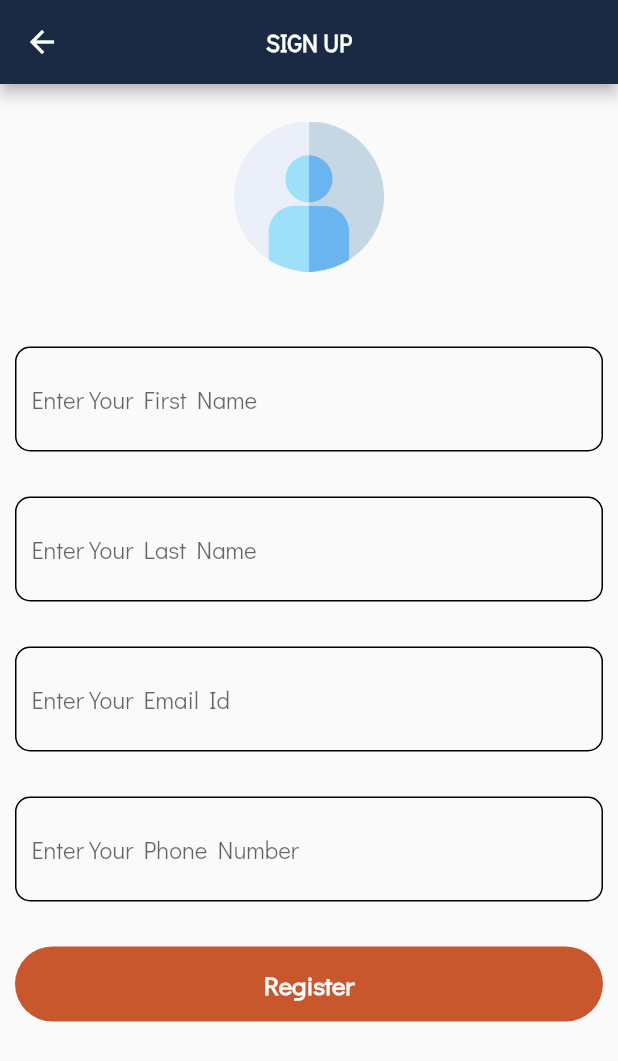
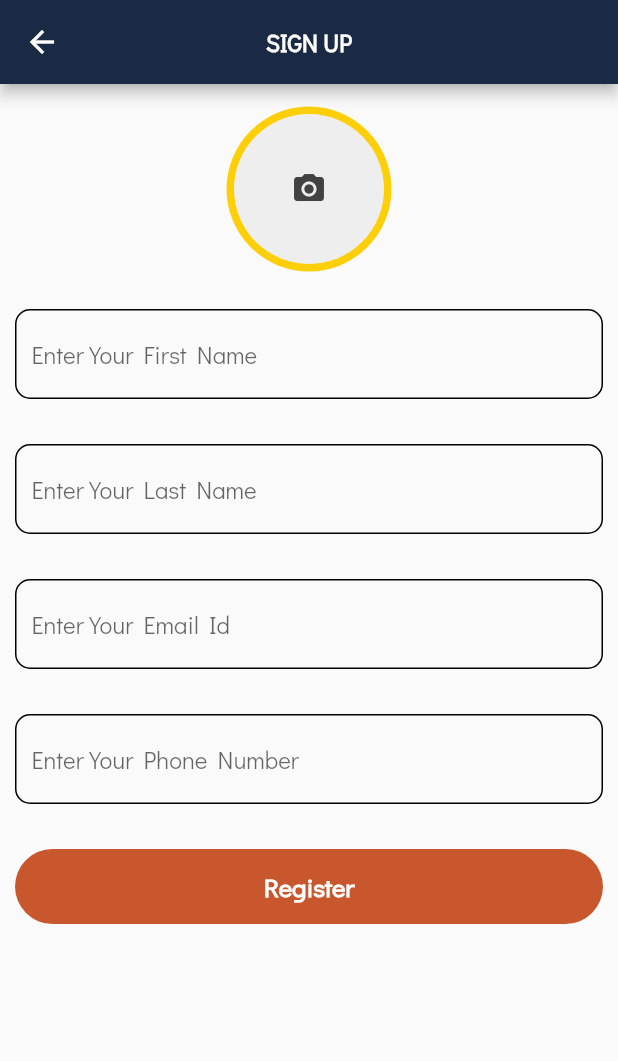
Before and after one commit to Shubham1219/Flutter-Demo, a Flutter app: the SignUpScreen screen opened directly, on a phone screen of 412 x 824 dp. Shown: the top 1061 px of the screen. Run offline on Flutter 3.47's test engine with Material 2 defaults, Android fonts, the phone set to English and light mode, and no system bars; our stand-ins replace cached_network_image, carousel_slider, fluttertoast, get_it, image_picker, infinite_scroll_pagination and 2 more; accounts and stored records are empty; network calls fail.

```diff
--- a/lib/bloc/home_bloc.dart
+++ b/lib/bloc/home_bloc.dart
@@ -15,7 +15,7 @@ class HomeBloc extends BaseBloc{
     if (await isConnectedToInternet()) {
       Response response = await _repo.getImage(count);
       //timer is used to show shimmer animation to little longer
-      Timer(Duration(seconds: 2),
+      Timer(Duration(seconds: 5),
               ()=>
               streamController.add(response)
       );
--- a/lib/screens/SignUpScreen.dart
+++ b/lib/screens/SignUpScreen.dart
@@ -1,6 +1,10 @@
+import 'dart:io';
+
 import 'package:flutter/material.dart';
-import 'package:sample_app/utitlities/ImageConstants.dart';
+import 'package:image_picker/image_picker.dart';
 import 'package:sample_app/utitlities/Widgets.dart';
+import 'package:sample_app/utitlities/routes_constants.dart';
+import 'package:sample_app/utitlities/utilities.dart';
 
 class SignUpScreen extends StatefulWidget {
   const SignUpScreen({Key? key}) : super(key: key);
@@ -25,7 +29,10 @@ class _SignUpScreenState extends State<SignUpScreen> {
       body: SingleChildScrollView(
         child: Column(
           children: [
-            _image(),
+            SizedBox(
+              height: 15,
+            ),
+            _userImage(),
             SizedBox(
               height: 15,
             ),
@@ -41,12 +48,12 @@ class _SignUpScreenState extends State<SignUpScreen> {
             SizedBox(
               height: 10,
             ),
-            _nameTextField('Enter Your Phone Number'),
+            _phoneNumberTextField('Enter Your Phone Number'),
             SizedBox(
               height: 20,
             ),
-            button('Register', (){
-              Navigator.pop(context);
+            button('Register', () {
+              navigateWithNoBackStackScreen(Dashboard_Screen);
             })
           ],
         ),
@@ -54,17 +61,47 @@ class _SignUpScreenState extends State<SignUpScreen> {
     );
   }
 
-  Widget _image() {
-    return Container(
-        alignment: Alignment.center,
-        child: circleImage(ImageConstants.loginLogo));
+  Widget _userImage() {
+    return Center(
+      child: GestureDetector(
+        onTap: () {
+          _showPicker(context);
+        },
+        child: CircleAvatar(
+          radius: 55,
+          backgroundColor: Color(0xffFDCF09),
+          child: path != null
+              ? ClipRRect(
+                  borderRadius: BorderRadius.circular(50),
+                  child: Image.file(
+                    File(path!),
+                    width: 100,
+                    height: 100,
+                    fit: BoxFit.fitHeight,
+                  ),
+                )
+              : Container(
+                  decoration: BoxDecoration(
+                      color: Colors.grey[200],
+                      borderRadius: BorderRadius.circular(50)),
+                  width: 100,
+                  height: 100,
+                  child: Icon(
+                    Icons.camera_alt,
+                    color: Colors.grey[800],
+                  ),
+                ),
+        ),
+      ),
+    );
+
   }
 
   Widget _nameTextField(String hint) {
     return Padding(
       padding: EdgeInsets.all(10),
       child: Container(
-          height: 70,
+          height: 60,
           alignment: Alignment.centerLeft,
           decoration: BoxDecoration(
               border: Border.all(
@@ -82,6 +119,81 @@ class _SignUpScreenState extends State<SignUpScreen> {
     );
   }
 
+  Widget _phoneNumberTextField(String hint) {
+    return Padding(
+      padding: EdgeInsets.all(10),
+      child: Container(
+          height: 60,
+          alignment: Alignment.centerLeft,
+          decoration: BoxDecoration(
+              border: Border.all(
+                color: Colors.black,
+              ),
+              borderRadius: BorderRadius.all(Radius.circular(10))),
+          child: Padding(
+              padding: EdgeInsets.only(left: 10),
+              child: TextFormField(
+              decoration: InputDecoration.collapsed(
+                hintText: hint,
+              ),
+                ),
+          )
+      ),
+    );
+  }
 
 
+  void _showPicker(context) {
+    showModalBottomSheet(
+        context: context,
+        builder: (BuildContext bc) {
+          return SafeArea(
+            child: Container(
+              child: new Wrap(
+                children: <Widget>[
+                  new ListTile(
+                      leading: new Icon(Icons.photo_library),
+                      title: new Text('Photo Library'),
+                      onTap: () {
+                        _imgFromGallery();
+                        Navigator.of(context).pop();
+                      }),
+                  new ListTile(
+                    leading: new Icon(Icons.photo_camera),
+                    title: new Text('Camera'),
+                    onTap: () {
+                      _imgFromCamera();
+                      Navigator.of(context).pop();
+                    },
+                  ),
+                ],
+              ),
+            ),
+          );
+        });
+  }
+
+  _imgFromCamera() async {
+    XFile? image = await picker.pickImage(
+        source: ImageSource.camera
+    );
+
+    setState(() {
+      path = image!.path.toString();
+    });
+
+  }
+
+  String? path;
+  ImagePicker picker = ImagePicker();
+  _imgFromGallery() async {
+    XFile? image = await picker.pickImage(
+        source: ImageSource.gallery
+    );
+
+    setState(() {
+      path = image!.path.toString();
+    });
+
+  }
 }
--- a/lib/services/Router.dart
+++ b/lib/services/Router.dart
@@ -1,4 +1,5 @@
 import 'package:flutter/material.dart';
+import 'package:sample_app/screens/DashboardScreen.dart';
 import 'package:sample_app/screens/HomeScreen.dart';
 import 'package:sample_app/screens/LoginScreen.dart';
 import 'package:sample_app/screens/SignUpScreen.dart';
@@ -18,6 +19,9 @@ Route<dynamic> generateRoute(RouteSettings settings) {
     case Sign_Up :
       return MaterialPageRoute(builder: (context) => SignUpScreen());
       break;
+    case Dashboard_Screen :
+      return MaterialPageRoute(builder: (context) => DashboardScreen());
+      break;
     default:
        return MaterialPageRoute(builder: (context) => SplashScreen());
        break;
--- /dev/null
+++ b/lib/utitlities/Constants.dart
@@ -0,0 +1 @@
+ const String user_data='USER_DATA';
--- a/lib/utitlities/routes_constants.dart
+++ b/lib/utitlities/routes_constants.dart
@@ -1,3 +1,4 @@
 const String Login_Screen = '/login';
 const String Home_Screen = '/home';
 const String Sign_Up ='/sign_up';
+const String Dashboard_Screen = '/dashboard';
```
Also changed, not shown: lib/models/character_summary.dart (added, +19 -0 lines), lib/preference/SharedPreference.dart (added, +27 -0 lines), lib/screens/CharacterListItem.dart (added, +22 -0 lines), lib/screens/DashboardScreen.dart (added, +83 -0 lines), lib/screens/LoginScreen.dart (+7 -13 lines), lib/screens/PaginationScreen.dart (added, +66 -0 lines), lib/services/RemoteApi.dart (added, +70 -0 lines), lib/utitlities/utilities.dart (+13 -0 lines), pubspec.yaml (+11 -1 lines), pubspec.lock, 7 other files.
